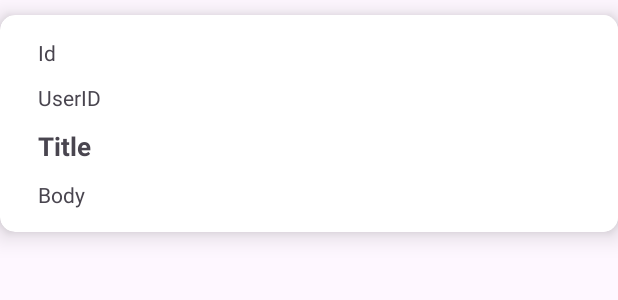
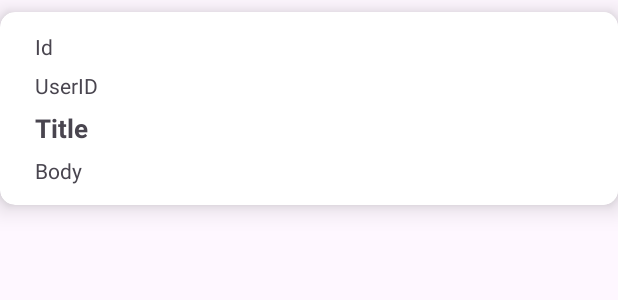
Before and after one commit to giandiport80/BelajarAndroidRetrofit, an Android app: the layout item_post.xml on its own in the app's theme, with its tools: preview values and no code run, on a phone screen of 412 x 824 dp. Shown: the top 300 px of the screen. Run offline under Robolectric (Android 15) with nearby library versions, the phone set to English and light mode, and no system bars.

```diff
--- a/app/src/main/java/com/giandev/belajarandroidretrofit/PostAdapter.kt
+++ b/app/src/main/java/com/giandev/belajarandroidretrofit/PostAdapter.kt
@@ -1,11 +1,10 @@
 package com.giandev.belajarandroidretrofit
 
-import android.annotation.SuppressLint
-import android.content.Context
 import android.view.LayoutInflater
 import android.view.ViewGroup
 import androidx.recyclerview.widget.RecyclerView
 import com.giandev.belajarandroidretrofit.databinding.ItemPostBinding
+import com.giandev.belajarandroidretrofit.response.PostResponse
 
 class PostAdapter(private val listPost: List<PostResponse>) :
     RecyclerView.Adapter<PostAdapter.ViewHolder>() {
--- a/app/src/main/java/com/giandev/belajarandroidretrofit/PostResponse.kt
+++ b/app/src/main/java/com/giandev/belajarandroidretrofit/response/PostResponse.kt
@@ -1,4 +1,4 @@
-package com.giandev.belajarandroidretrofit
+package com.giandev.belajarandroidretrofit.response
 
 import com.google.gson.annotations.SerializedName
 
--- a/app/src/main/res/layout/item_post.xml
+++ b/app/src/main/res/layout/item_post.xml
@@ -3,8 +3,8 @@
     android:layout_width="match_parent"
     xmlns:app="http://schemas.android.com/apk/res-auto"
     android:layout_height="wrap_content"
-    android:layout_marginTop="10dp"
-    android:layout_marginBottom="10dp"
+    android:layout_marginTop="8dp"
+    android:layout_marginBottom="8dp"
     app:cardCornerRadius="10dp"
     app:cardElevation="10dp"
     android:orientation="vertical"
@@ -26,7 +26,7 @@
             android:id="@+id/textViewId"
             android:layout_width="match_parent"
             android:layout_height="wrap_content"
-            android:padding="5dp"
+            android:padding="3dp"
             android:text="Id" />
 
 
@@ -34,14 +34,14 @@
             android:id="@+id/textViewUserId"
             android:layout_width="match_parent"
             android:layout_height="wrap_content"
-            android:padding="5dp"
+            android:padding="3dp"
             android:text="UserID" />
 
         <TextView
             android:id="@+id/textViewTitle"
             android:layout_width="match_parent"
             android:layout_height="wrap_content"
-            android:padding="5dp"
+            android:padding="3dp"
             android:textSize="17sp"
             android:textStyle="bold"
             android:text="Title" />
@@ -50,7 +50,7 @@
             android:id="@+id/textViewBody"
             android:layout_width="match_parent"
             android:layout_height="wrap_content"
-            android:padding="5dp"
+            android:padding="3dp"
             android:text="Body" />
 
 
```
Also changed, not shown: app/src/main/java/com/giandev/belajarandroidretrofit/Api.kt (+12 -0 lines), app/src/main/java/com/giandev/belajarandroidretrofit/MainActivity.kt (+35 -3 lines).
